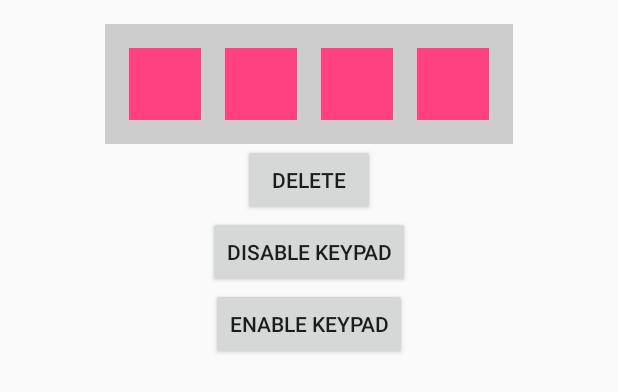
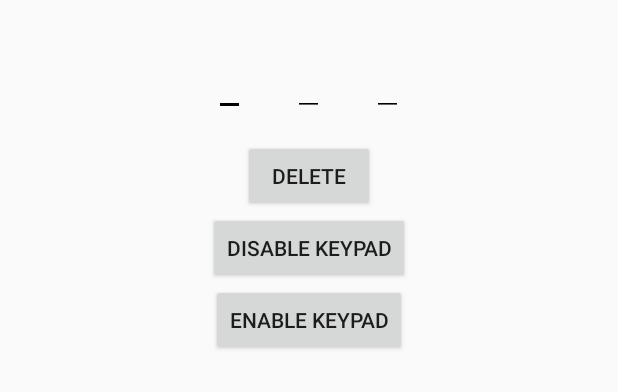
Before and after one commit to mukeshsolanki/android-otpview-pinview, an Android app: the layout activity_main.xml on its own in the app's theme, with its tools: preview values and no code run, on a phone screen of 412 x 824 dp. Shown: the top 392 px of the screen. Run offline under Robolectric (Android 15) with nearby library versions, the phone set to English and light mode, and no system bars.

Commit message:
added dynamic length support

```diff
--- a/app/src/main/res/layout/activity_main.xml
+++ b/app/src/main/res/layout/activity_main.xml
@@ -17,14 +17,11 @@
       android:id="@+id/otp_view"
       android:layout_width="wrap_content"
       android:layout_height="wrap_content"
-      android:background="#cccccc"
       android:inputType="number"
-      android:textColor="#FFFFFF"
-      app:text_background_color="@color/colorAccent"
+      app:length="3"
       >
     <requestFocus/>
   </com.mukesh.OtpView>
-
   <Button
       android:id="@+id/delete"
       android:layout_width="wrap_content"
--- a/build.gradle
+++ b/build.gradle
@@ -6,7 +6,7 @@ buildscript {
     google()
   }
   dependencies {
-    classpath 'com.android.tools.build:gradle:3.1.0'
+    classpath 'com.android.tools.build:gradle:3.1.1'
     classpath 'com.github.dcendents:android-maven-gradle-plugin:1.5'
   }
 }
--- a/otpview/build.gradle
+++ b/otpview/build.gradle
@@ -22,5 +22,4 @@ android {
 
 dependencies {
   implementation fileTree(dir: 'libs', include: ['*.jar'])
-  implementation 'com.android.support:appcompat-v7:27.1.0'
 }
--- a/otpview/src/main/java/com/mukesh/OtpView.java
+++ b/otpview/src/main/java/com/mukesh/OtpView.java
@@ -1,26 +1,31 @@
 package com.mukesh;
 
+import android.annotation.SuppressLint;
 import android.content.Context;
+import android.content.res.Resources;
 import android.content.res.TypedArray;
 import android.graphics.Color;
 import android.graphics.PorterDuff;
 import android.text.Editable;
-import android.text.InputType;
-import android.text.TextUtils;
+import android.text.InputFilter;
+import android.text.Spanned;
 import android.text.TextWatcher;
 import android.util.AttributeSet;
-import android.util.Log;
-import android.view.LayoutInflater;
+import android.util.TypedValue;
 import android.view.MotionEvent;
 import android.view.View;
 import android.view.inputmethod.EditorInfo;
 import android.view.inputmethod.InputMethodManager;
 import android.widget.EditText;
 import android.widget.LinearLayout;
+import java.util.ArrayList;
+import java.util.List;
+import java.util.regex.Pattern;
 
 public class OtpView extends LinearLayout {
-  private EditText mOtpOneField, mOtpTwoField, mOtpThreeField, mOtpFourField,
-      mCurrentlyFocusedEditText;
+  private EditText currentlyFocusedEditText;
+  private List<EditText> editTexts = new ArrayList<>();
+  private int length;
 
   public OtpView(Context context) {
     super(context);
@@ -39,13 +44,6 @@ public class OtpView extends LinearLayout {
 
   private void init(AttributeSet attrs) {
     TypedArray styles = getContext().obtainStyledAttributes(attrs, R.styleable.OtpView);
-    LayoutInflater mInflater =
-        (LayoutInflater) getContext().getSystemService(Context.LAYOUT_INFLATER_SERVICE);
-    mInflater.inflate(R.layout.otpview_layout, this);
-    mOtpOneField = findViewById(R.id.otp_one_edit_text);
-    mOtpTwoField = findViewById(R.id.otp_two_edit_text);
-    mOtpThreeField = findViewById(R.id.otp_three_edit_text);
-    mOtpFourField = findViewById(R.id.otp_four_edit_text);
     styleEditTexts(styles);
     styles.recycle();
   }
@@ -55,10 +53,9 @@ public class OtpView extends LinearLayout {
    */
   private String makeOTP() {
     StringBuilder stringBuilder = new StringBuilder();
-    stringBuilder.append(mOtpOneField.getText().toString());
-    stringBuilder.append(mOtpTwoField.getText().toString());
-    stringBuilder.append(mOtpThreeField.getText().toString());
-    stringBuilder.append(mOtpFourField.getText().toString());
+    for (EditText editText : editTexts) {
+      stringBuilder.append(editText.getText());
+    }
     return stringBuilder.toString();
   }
 
@@ -68,7 +65,7 @@ public class OtpView extends LinearLayout {
    * @return length of OTP
    */
   public boolean hasValidOTP() {
-    return makeOTP().length() == 4;
+    return makeOTP().length() == length;
   }
 
   /**
@@ -86,76 +83,91 @@ public class OtpView extends LinearLayout {
    * @param otp Send the four digit otp
    */
   public void setOTP(String otp) {
-    if (otp.length() != 4) {
-      Log.e("OTPView", "Invalid otp param");
-      return;
+    if (otp.length() != length) {
+      throw new IllegalArgumentException("Otp Size is different from the OtpView size");
+    } else {
+      for (int i = 0; i < editTexts.size(); i++) {
+        editTexts.get(i).setText(String.valueOf(otp.charAt(i)));
       }
-    if (mOtpOneField.getInputType() == InputType.TYPE_CLASS_NUMBER
-        && !otp.matches("[0-9]+")) {
-      Log.e("OTPView", "OTP doesn't match INPUT TYPE");
-      return;
+      currentlyFocusedEditText = editTexts.get(length - 1);
+      currentlyFocusedEditText.requestFocus();
     }
-    mOtpOneField.setText(String.valueOf(otp.charAt(0)));
-    mOtpTwoField.setText(String.valueOf(otp.charAt(1)));
-    mOtpThreeField.setText(String.valueOf(otp.charAt(2)));
-    mOtpFourField.setText(String.valueOf(otp.charAt(3)));
   }
 
   private void styleEditTexts(TypedArray styles) {
+    length = styles.getInt(R.styleable.OtpView_length, 4);
+    generateViews(styles);
+  }
+
+  private void generateViews(TypedArray styles) {
+    if (length > 0) {
+      for (int i = 0; i < length; i++) {
+        EditText editText = new EditText(getContext());
+        editText.setId(i);
+        editText.setSingleLine();
+        editText.setMaxLines(1);
+        editText.setFilters((new InputFilter[] { getFilter(), new InputFilter.LengthFilter(1) }));
+        LinearLayout.LayoutParams params =
+            new LinearLayout.LayoutParams(LayoutParams.WRAP_CONTENT, LayoutParams.WRAP_CONTENT);
+        params.setMargins(getPixels(16), getPixels(16), getPixels(16), getPixels(16));
+        editText.setLayoutParams(params);
         int textColor = styles.getColor(R.styleable.OtpView_android_textColor, Color.BLACK);
         int backgroundColor =
             styles.getColor(R.styleable.OtpView_text_background_color, Color.TRANSPARENT);
-    if (styles.getColor(R.styleable.OtpView_text_background_color, Color.TRANSPARENT)
-        != Color.TRANSPARENT) {
-      mOtpOneField.setBackgroundColor(backgroundColor);
-      mOtpTwoField.setBackgroundColor(backgroundColor);
-      mOtpThreeField.setBackgroundColor(backgroundColor);
-      mOtpFourField.setBackgroundColor(backgroundColor);
+        if (backgroundColor != Color.TRANSPARENT) {
+          editText.setBackgroundColor(backgroundColor);
         } else {
-      mOtpOneField.getBackground().mutate().setColorFilter(textColor, PorterDuff.Mode.SRC_ATOP);
-      mOtpTwoField.getBackground().mutate().setColorFilter(textColor, PorterDuff.Mode.SRC_ATOP);
-      mOtpThreeField.getBackground().mutate().setColorFilter(textColor, PorterDuff.Mode.SRC_ATOP);
-      mOtpFourField.getBackground().mutate().setColorFilter(textColor, PorterDuff.Mode.SRC_ATOP);
+          editText.getBackground().mutate().setColorFilter(textColor, PorterDuff.Mode.SRC_ATOP);
         }
-    mOtpOneField.setTextColor(textColor);
-    mOtpTwoField.setTextColor(textColor);
-    mOtpThreeField.setTextColor(textColor);
-    mOtpFourField.setTextColor(textColor);
-    setEditTextInputStyle(styles);
+        editText.setTextColor(textColor);
+        editText.setInputType(styles.getInt(R.styleable.OtpView_android_inputType,
+            EditorInfo.TYPE_TEXT_VARIATION_NORMAL));
+        setFocusListener(editText);
+        setOnTextChangeListener(editText);
+        addView(editText, i);
+        editTexts.add(editText);
+      }
+    } else {
+      throw new IllegalStateException("Please specify the length of the otp view");
+    }
   }
 
-  private void setEditTextInputStyle(TypedArray styles) {
-    int inputType =
-        styles.getInt(R.styleable.OtpView_android_inputType, EditorInfo.TYPE_TEXT_VARIATION_NORMAL);
-    mOtpOneField.setInputType(inputType);
-    mOtpTwoField.setInputType(inputType);
-    mOtpThreeField.setInputType(inputType);
-    mOtpFourField.setInputType(inputType);
-    String text = styles.getString(R.styleable.OtpView_otp);
-    if (!TextUtils.isEmpty(text) && text.length() == 4) {
-      mOtpOneField.setText(String.valueOf(text.charAt(0)));
-      mOtpTwoField.setText(String.valueOf(text.charAt(1)));
-      mOtpThreeField.setText(String.valueOf(text.charAt(2)));
-      mOtpFourField.setText(String.valueOf(text.charAt(3)));
+  private InputFilter getFilter() {
+    return new InputFilter() {
+      @Override
+      public CharSequence filter(CharSequence source, int start, int end, Spanned dest,
+          int dstart, int dend) {
+        for (int i = start; i < end; ++i) {
+          if (!Pattern.compile(
+              "[ABCDEFGHIJKLMNOPQRSTUVWXYZabcdefghijklmnopqrstuvwxyz1234567890]*")
+              .matcher(String.valueOf(source.charAt(i)))
+              .matches()) {
+            return "";
           }
-    setFocusListener();
-    setOnTextChangeListener();
+        }
+        return null;
+      }
+    };
   }
 
-  private void setFocusListener() {
+  private int getPixels(int valueInDp) {
+    Resources r = getResources();
+    float px =
+        TypedValue.applyDimension(TypedValue.COMPLEX_UNIT_DIP, valueInDp, r.getDisplayMetrics());
+    return (int) px;
+  }
+
+  private void setFocusListener(EditText editText) {
     View.OnFocusChangeListener onFocusChangeListener = new View.OnFocusChangeListener() {
       @Override public void onFocusChange(View v, boolean hasFocus) {
-        mCurrentlyFocusedEditText = (EditText) v;
-        mCurrentlyFocusedEditText.setSelection(mCurrentlyFocusedEditText.getText().length());
+        currentlyFocusedEditText = (EditText) v;
+        currentlyFocusedEditText.setSelection(currentlyFocusedEditText.getText().length());
       }
     };
-    mOtpOneField.setOnFocusChangeListener(onFocusChangeListener);
-    mOtpTwoField.setOnFocusChangeListener(onFocusChangeListener);
-    mOtpThreeField.setOnFocusChangeListener(onFocusChangeListener);
-    mOtpFourField.setOnFocusChangeListener(onFocusChangeListener);
+    editText.setOnFocusChangeListener(onFocusChangeListener);
   }
 
-  public void disableKeypad() {
+  @SuppressLint("ClickableViewAccessibility") public void disableKeypad() {
     OnTouchListener touchListener = new OnTouchListener() {
       @Override public boolean onTouch(View v, MotionEvent event) {
         v.onTouchEvent(event);
@@ -167,63 +179,66 @@ public class OtpView extends LinearLayout {
         return true;
       }
     };
-    mOtpOneField.setOnTouchListener(touchListener);
-    mOtpTwoField.setOnTouchListener(touchListener);
-    mOtpThreeField.setOnTouchListener(touchListener);
-    mOtpFourField.setOnTouchListener(touchListener);
+    for (EditText editText : editTexts) {
+      editText.setOnTouchListener(touchListener);
+    }
   }
 
-  public void enableKeypad() {
+  @SuppressLint("ClickableViewAccessibility") public void enableKeypad() {
     OnTouchListener touchListener = new OnTouchListener() {
       @Override public boolean onTouch(View v, MotionEvent event) {
         return false;
       }
     };
-    mOtpOneField.setOnTouchListener(touchListener);
-    mOtpTwoField.setOnTouchListener(touchListener);
-    mOtpThreeField.setOnTouchListener(touchListener);
-    mOtpFourField.setOnTouchListener(touchListener);
+    for (EditText editText : editTexts) {
+      editText.setOnTouchListener(touchListener);
+    }
   }
 
   public EditText getCurrentFoucusedEditText() {
-    return mCurrentlyFocusedEditText;
+    return currentlyFocusedEditText;
   }
 
-  private void setOnTextChangeListener() {
+  private void setOnTextChangeListener(EditText editText) {
+
     TextWatcher textWatcher = new TextWatcher() {
       @Override public void beforeTextChanged(CharSequence s, int start, int count, int after) {
-
       }
 
       @Override public void onTextChanged(CharSequence s, int start, int before, int count) {
       }
 
       @Override public void afterTextChanged(Editable s) {
-        if (mCurrentlyFocusedEditText.getText().length() >= 1
-            && mCurrentlyFocusedEditText != mOtpFourField) {
-          mCurrentlyFocusedEditText.focusSearch(View.FOCUS_RIGHT).requestFocus();
-        } else if (mCurrentlyFocusedEditText.getText().length() >= 1
-            && mCurrentlyFocusedEditText == mOtpFourField) {
+        int length = currentlyFocusedEditText.getText().length();
         InputMethodManager imm =
             (InputMethodManager) getContext().getSystemService(Context.INPUT_METHOD_SERVICE);
+        if (length == 0) {
+          if (currentlyFocusedEditText == editTexts.get(0)) {
             if (imm != null) {
               imm.hideSoftInputFromWindow(getWindowToken(), 0);
             }
           } else {
-          String currentValue = mCurrentlyFocusedEditText.getText().toString();
-          if (currentValue.length() <= 0 && mCurrentlyFocusedEditText.getSelectionStart() <= 0) {
-            mCurrentlyFocusedEditText.focusSearch(View.FOCUS_LEFT).requestFocus();
+            if (currentlyFocusedEditText.focusSearch(View.FOCUS_LEFT) != null) {
+              currentlyFocusedEditText.focusSearch(View.FOCUS_LEFT).requestFocus();
+            }
+          }
+        } else if (length == 1) {
+          if (currentlyFocusedEditText == editTexts.get(editTexts.size() - 1)) {
+            if (imm != null) {
+              imm.hideSoftInputFromWindow(getWindowToken(), 0);
+            }
+          } else {
+            if (currentlyFocusedEditText.focusSearch(View.FOCUS_RIGHT) != null) {
+              currentlyFocusedEditText.focusSearch(View.FOCUS_RIGHT).requestFocus();
+            }
           }
         }
       }
     };
-    mOtpOneField.addTextChangedListener(textWatcher);
-    mOtpTwoField.addTextChangedListener(textWatcher);
-    mOtpThreeField.addTextChangedListener(textWatcher);
-    mOtpFourField.addTextChangedListener(textWatcher);
+    editText.addTextChangedListener(textWatcher);
   }
 
   public void simulateDeletePress() {
-    mCurrentlyFocusedEditText.setText("");
+    currentlyFocusedEditText.setText("");
   }
 }
--- a/otpview/src/main/res/layout/otpview_layout.xml
+++ b/otpview/src/main/res/layout/otpview_layout.xml
@@ -1,52 +1,10 @@
 <?xml version="1.0" encoding="utf-8"?>
 <LinearLayout xmlns:android="http://schemas.android.com/apk/res/android"
-  android:id="@+id/root_view"
-  android:layout_width="match_parent"
-  android:layout_height="match_parent"
-  android:gravity="center"
-  android:orientation="horizontal"
-  android:padding="16dp">
+    android:id="@+id/root_view"
+    android:layout_width="match_parent"
+    android:layout_height="match_parent"
+    android:gravity="center"
+    android:orientation="horizontal"
+    >
 
-  <EditText
-    android:id="@+id/otp_one_edit_text"
-    android:layout_width="48dp"
-    android:layout_height="48dp"
-    android:layout_marginRight="16dp"
-    android:gravity="center"
-    android:maxLength="1"
-    android:maxLines="1"
-    android:nextFocusLeft="@+id/otp_one_edit_text"
-    android:nextFocusRight="@+id/otp_two_edit_text" />
-
-  <EditText
-    android:id="@+id/otp_two_edit_text"
-    android:layout_width="48dp"
-    android:layout_height="48dp"
-    android:layout_marginRight="16dp"
-    android:gravity="center"
-    android:maxLength="1"
-    android:maxLines="1"
-    android:nextFocusLeft="@+id/otp_one_edit_text"
-    android:nextFocusRight="@+id/otp_three_edit_text" />
-
-  <EditText
-    android:id="@+id/otp_three_edit_text"
-    android:layout_width="48dp"
-    android:layout_height="48dp"
-    android:layout_marginRight="16dp"
-    android:gravity="center"
-    android:maxLength="1"
-    android:maxLines="1"
-    android:nextFocusLeft="@+id/otp_two_edit_text"
-    android:nextFocusRight="@+id/otp_four_edit_text" />
-
-  <EditText
-    android:id="@+id/otp_four_edit_text"
-    android:layout_width="48dp"
-    android:layout_height="48dp"
-    android:gravity="center"
-    android:maxLength="1"
-    android:maxLines="1"
-    android:nextFocusLeft="@+id/otp_three_edit_text"
-    android:nextFocusRight="@+id/otp_four_edit_text" />
 </LinearLayout>
```
Also changed, not shown: app/src/main/java/com/mukesh/otpview_example/MainActivity.java (+5 -5 lines), otpview/src/main/res/values/attrs_otp_view.xml (+5 -4 lines), 1 other file. Lines whose indentation alone changed are shown as unchanged.
